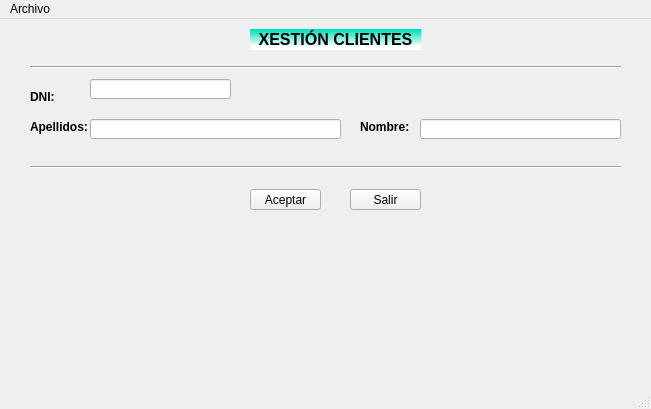
This is ventana.ui in XoanCarlos/PEREZGONZALEZ as Qt 5 draws it before an edit. The edited form follows.
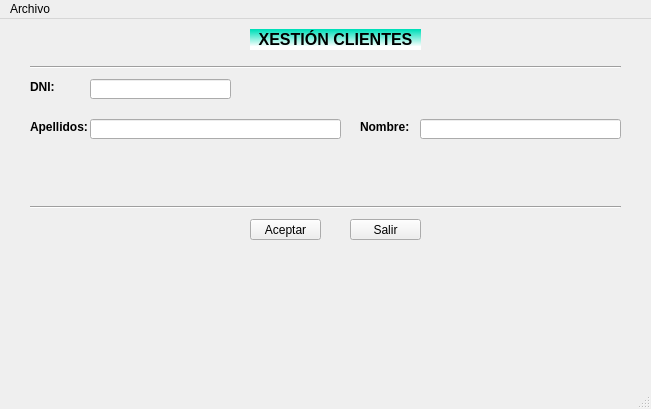
This is the edited form.

```diff
--- a/ventana.ui
+++ b/ventana.ui
@@ -58,7 +58,7 @@
     <property name="geometry">
      <rect>
       <x>30</x>
-      <y>70</y>
+      <y>60</y>
       <width>41</width>
       <height>16</height>
      </rect>
@@ -77,7 +77,7 @@
     <property name="geometry">
      <rect>
       <x>30</x>
-      <y>140</y>
+      <y>180</y>
       <width>591</width>
       <height>16</height>
      </rect>
@@ -158,7 +158,7 @@
     <property name="geometry">
      <rect>
       <x>250</x>
-      <y>170</y>
+      <y>200</y>
       <width>71</width>
       <height>21</height>
      </rect>
@@ -171,7 +171,7 @@
     <property name="geometry">
      <rect>
       <x>350</x>
-      <y>170</y>
+      <y>200</y>
       <width>71</width>
       <height>21</height>
      </rect>
```
Left out of the diff: 25 changed lines with no effect on the pictures.
